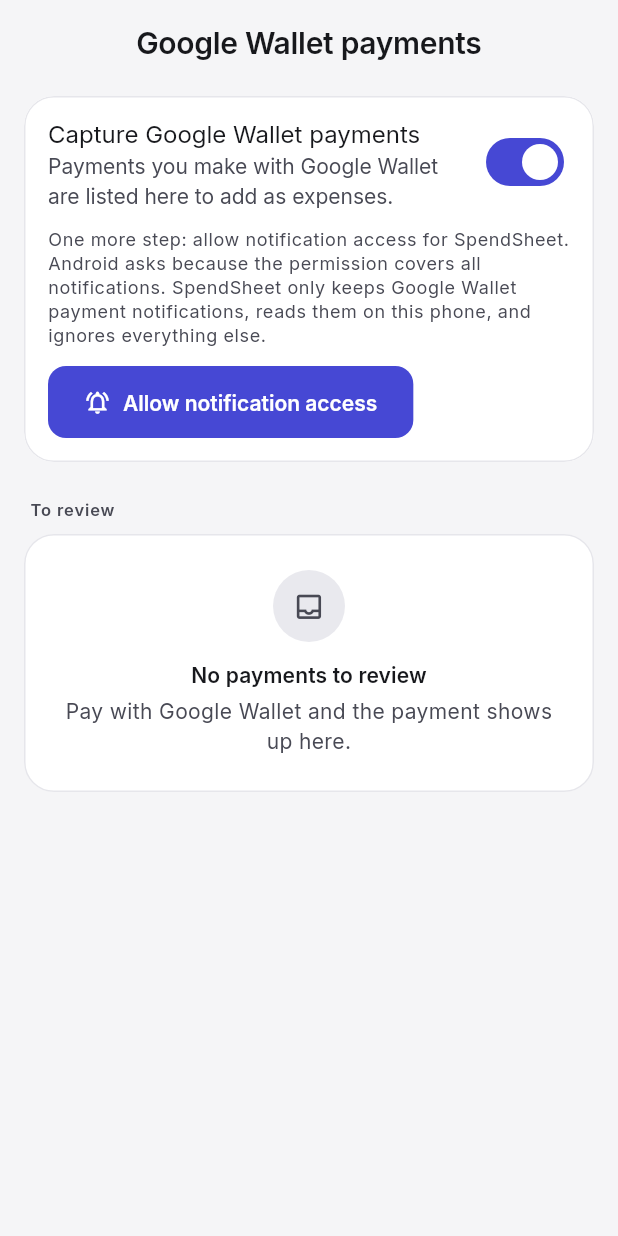
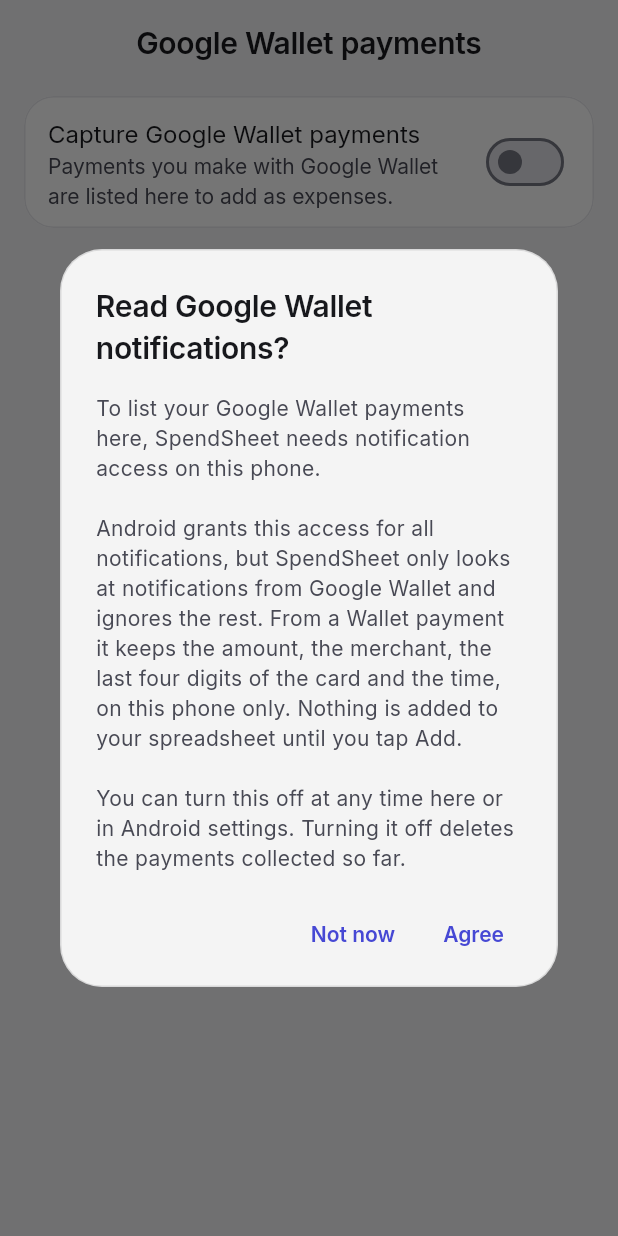
Before and after one commit to aslammhdms/SpendApp, a Flutter app: the WalletCaptureScreen screen opened by its route, after a tap on "Capture Google Wallet payments", on a phone screen of 412 x 824 dp. Run offline on Flutter 3.47's test engine with Material 3 defaults, Android fonts, the phone set to English and light mode, and no system bars; our stand-ins replace connectivity_plus, fl_chart, flutter_local_notifications, flutter_riverpod, flutter_secure_storage, flutter_slidable and 7 more; missing offline and left inert: googleapis; accounts and stored records are empty; generated files the repository leaves out were written again.

Commit message:
Prepare the app for Google Play
- Ask for consent before notification access: a dialog explains what
  Google Wallet capture reads and keeps, and capture turns on only after
  Agree, as Play's disclosure policy requires.
- Ask Google only for drive.file. It covers the Sheets API for files the
  app created, cannot reach the user's other spreadsheets, and needs no
  review of sensitive scopes.
- Refuse to build an app bundle without the release key, so a Play upload
  can never be signed with the debug key. APKs still fall back.
- Add docs/play-store: listing text, answers for Play Console's forms, a
  512 px icon, a 1024 x 500 feature graphic and eight 1080 x 1920
  screenshots. README explains the bundle build and Play's signing key.
- Privacy policy: describe the narrower Google access and that turning
  capture off deletes what it collected.

```diff
--- a/lib/data/remote/google_auth_service.dart
+++ b/lib/data/remote/google_auth_service.dart
@@ -6,8 +6,11 @@ import 'package:flutter_secure_storage/flutter_secure_storage.dart';
 import '../../core/errors/app_exceptions.dart';
 
 class GoogleAuthService {
+  /// Only files this app created or was given. drive.file also covers the
+  /// Sheets API for those files, and unlike the full `spreadsheets` scope
+  /// it does not reach the user's other spreadsheets (nor need Google's
+  /// review for sensitive scopes).
   static const List<String> _scopes = [
-    'https://www.googleapis.com/auth/spreadsheets',
     'https://www.googleapis.com/auth/drive.file',
   ];
 
--- a/lib/features/wallet_capture/screens/wallet_capture_screen.dart
+++ b/lib/features/wallet_capture/screens/wallet_capture_screen.dart
@@ -13,6 +13,7 @@ import '../providers/wallet_capture_provider.dart';
 import '../widgets/captured_payment_card.dart';
 import '../../../shared/widgets/screen_insets.dart';
 import '../../../shared/widgets/glass_app_bar.dart';
+import '../../../shared/widgets/glass_dialog.dart';
 
 final _captureAccountsProvider =
     FutureProvider.autoDispose<List<Account>>((ref) async {
@@ -196,7 +197,17 @@ class _SetupCard extends StatelessWidget {
               'Payments you make with Google Wallet are listed here to add as expenses.',
             ),
             value: capture.isEnabled,
-            onChanged: notifier.setEnabled,
+            onChanged: (value) async {
+              if (value) {
+                // Google Play asks for this disclosure, and an explicit yes,
+                // before an app reads notifications.
+                final agreed = await showWalletCaptureDisclosure(context);
+                if (!agreed) return;
+                await notifier.enableAfterConsent();
+              } else {
+                await notifier.setEnabled(false);
+              }
+            },
           ),
           if (capture.needsAccess)
             Padding(
@@ -255,3 +266,36 @@ class _SetupCard extends StatelessWidget {
     );
   }
 }
+
+/// Explains what turning on capture reads and keeps, and asks for consent.
+/// Returns true only when the person agrees.
+Future<bool> showWalletCaptureDisclosure(BuildContext context) async {
+  final agreed = await showDialog<bool>(
+    context: context,
+    builder: (dialogContext) => AppAlertDialog(
+      title: const Text('Read Google Wallet notifications?'),
+      content: const Text(
+        'To list your Google Wallet payments here, SpendSheet needs '
+        'notification access on this phone.\n\n'
+        'Android grants this access for all notifications, but SpendSheet '
+        'only looks at notifications from Google Wallet and ignores the '
+        'rest. From a Wallet payment it keeps the amount, the merchant, '
+        'the last four digits of the card and the time, on this phone '
+        'only. Nothing is added to your spreadsheet until you tap Add.\n\n'
+        'You can turn this off at any time here or in Android settings. '
+        'Turning it off deletes the payments collected so far.',
+      ),
+      actions: [
+        TextButton(
+          onPressed: () => Navigator.pop(dialogContext, false),
+          child: const Text('Not now'),
+        ),
+        TextButton(
+          onPressed: () => Navigator.pop(dialogContext, true),
+          child: const Text('Agree'),
+        ),
+      ],
+    ),
+  );
+  return agreed ?? false;
+}
```
Also changed, not shown: lib/features/wallet_capture/providers/wallet_capture_provider.dart (+8 -0 lines), docs/play-store/feature-graphic.png (added), docs/play-store/icon-512.png (added), 13 other files.
